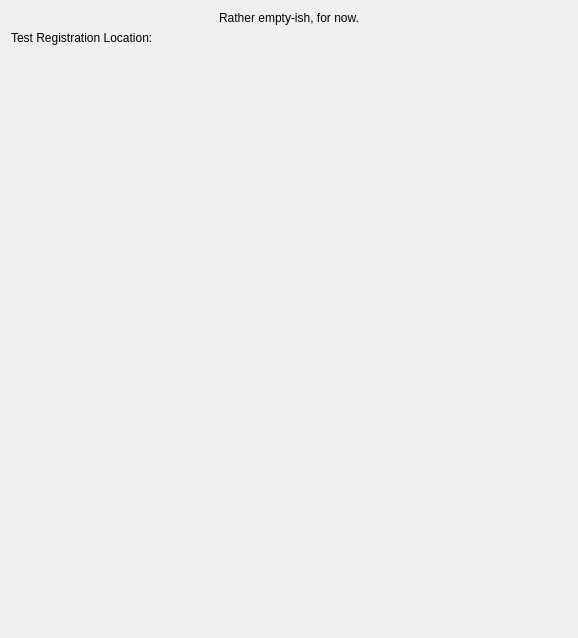
Qt form plugins/xtest/qtest/config/qtestconfigwidget.ui (KDE/kdevelop) before a commit.
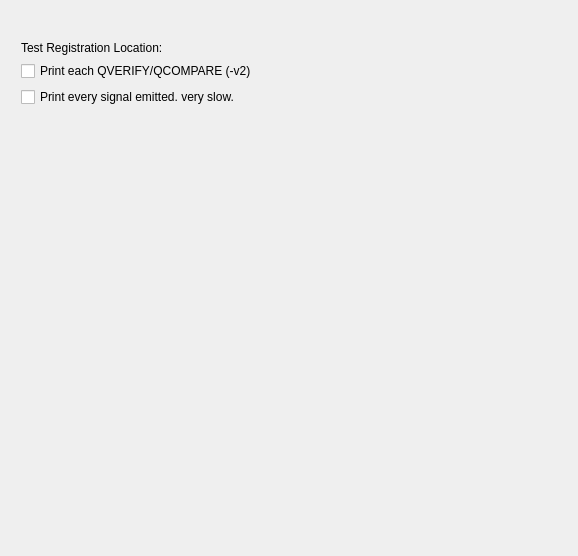
The same form after that commit. Custom widgets are drawn as their Qt base class.

Commit message: Extend cppunit&check runner. Add some config options to qtest runner.

```diff
--- a/plugins/xtest/qtest/config/qtestconfigwidget.ui
+++ b/plugins/xtest/qtest/config/qtestconfigwidget.ui
@@ -6,7 +6,7 @@
     <x>0</x>
     <y>0</y>
     <width>578</width>
-    <height>638</height>
+    <height>556</height>
    </rect>
   </property>
   <property name="windowTitle" >
@@ -18,22 +18,18 @@
   <property name="whatsThis" >
    <string/>
   </property>
+  <widget class="QWidget" name="layoutWidget" >
+   <property name="geometry" >
+    <rect>
+     <x>10</x>
+     <y>30</y>
+     <width>556</width>
+     <height>492</height>
+    </rect>
+   </property>
   <layout class="QVBoxLayout" name="verticalLayout" >
    <item>
-    <widget class="QLabel" name="textLabel1" >
-     <property name="text" >
-      <string>Rather empty-ish, for now.</string>
-     </property>
-     <property name="alignment" >
-      <set>Qt::AlignCenter</set>
-     </property>
-     <property name="wordWrap" >
-      <bool>false</bool>
-     </property>
-    </widget>
-   </item>
-   <item>
-    <layout class="QHBoxLayout" name="horizontalLayout_2" >
+     <layout class="QHBoxLayout" name="horizontalLayout" >
      <item>
       <widget class="QLabel" name="RegistrationLabel" >
        <property name="sizePolicy" >
@@ -65,6 +61,20 @@
      </item>
     </layout>
    </item>
+    <item>
+     <widget class="QCheckBox" name="kcfg_printAsserts" >
+      <property name="text" >
+       <string>Print each QVERIFY/QCOMPARE (-v2)</string>
+      </property>
+     </widget>
+    </item>
+    <item>
+     <widget class="QCheckBox" name="kcfg_printSignals" >
+      <property name="text" >
+       <string>Print every signal emitted. very slow.</string>
+      </property>
+     </widget>
+    </item>
    <item>
     <spacer>
      <property name="orientation" >
@@ -75,13 +85,14 @@
      </property>
      <property name="sizeHint" stdset="0" >
       <size>
-       <width>20</width>
-       <height>16</height>
+        <width>554</width>
+        <height>418</height>
       </size>
      </property>
     </spacer>
    </item>
   </layout>
+  </widget>
  </widget>
  <layoutdefault spacing="6" margin="11" />
  <layoutfunction spacing="KDialog::spacingHint" margin="KDialog::marginHint" />
```
Lines whose indentation alone changed are shown as unchanged. The commit also changes 39 other files.
